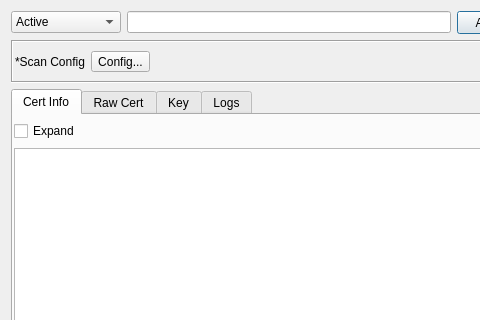
Old version of the form gui/src/tools/CertTool.ui in the repository 3nock/OTE; both pictures show x 0 to 480 and y 0 to 320 of the 634 by 504 pixel window.
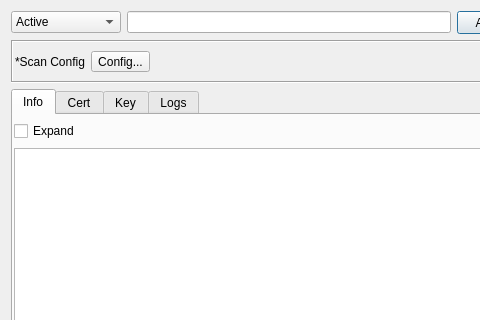
New version of the form.

Commit message: improving cert Tool performance

Diff of the .ui file:
```diff
--- a/gui/src/tools/CertTool.ui
+++ b/gui/src/tools/CertTool.ui
@@ -141,7 +141,7 @@
      </property>
      <widget class="QWidget" name="tabInfo">
       <attribute name="title">
-       <string>Cert Info</string>
+       <string>Info</string>
       </attribute>
       <layout class="QVBoxLayout" name="verticalLayout">
        <property name="leftMargin">
@@ -249,7 +249,7 @@
      </widget>
      <widget class="QWidget" name="tabRaw">
       <attribute name="title">
-       <string>Raw Cert</string>
+       <string>Cert</string>
       </attribute>
       <layout class="QVBoxLayout" name="verticalLayout_4">
        <property name="leftMargin">
```
Left out of the diff: 22 changed lines with no effect on the pictures. The commit also changes 8 other files.
